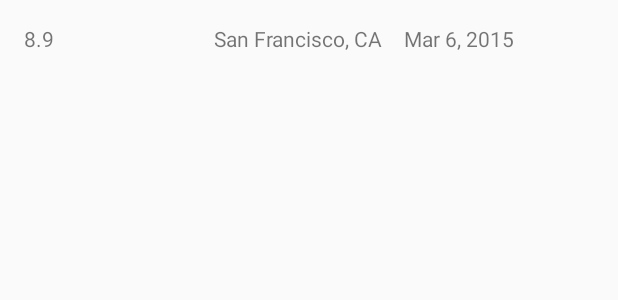
After one commit to amber123013/QuakeReport, an Android app: the layout earthquake_list_item.xml on its own in the app's theme, with its tools: preview values and no code run, on a phone screen of 412 x 824 dp. The commit adds this screen. Shown: the top 300 px of the screen. Run offline under Robolectric (Android 15) with nearby library versions, the phone set to English and light mode, and no system bars.

Commit message:
½¨Á¢EarthquakeAdapterºÍEarthquakeÀà ²¢ΪListViewÌí¼ÓÁбíÏî

```diff
--- /dev/null
+++ b/app/src/main/res/layout/earthquake_list_item.xml
@@ -0,0 +1,27 @@
+<?xml version="1.0" encoding="utf-8"?>
+<LinearLayout xmlns:android="http://schemas.android.com/apk/res/android"
+    xmlns:tools="http://schemas.android.com/tools"
+    android:layout_width="match_parent"
+    android:layout_height="match_parent"
+    android:orientation="horizontal"
+    android:padding="16dp">
+    <TextView
+        android:id="@+id/magnitude"
+        android:layout_width="0dp"
+        android:layout_height="wrap_content"
+        android:layout_weight="1"
+        tools:text="8.9"/>
+    <TextView
+        android:id="@+id/location"
+        android:layout_width="0dp"
+        android:layout_height="wrap_content"
+        android:layout_weight="1"
+        tools:text="San Francisco, CA"/>
+    <TextView
+        android:id="@+id/date"
+        android:layout_width="0dp"
+        android:layout_height="wrap_content"
+        android:layout_weight="1"
+        tools:text="Mar 6, 2015"/>
+
+</LinearLayout>
```
Also changed, not shown: app/src/main/java/com/example/android/quakereport/EarthQuake.java (added, +44 -0 lines), app/src/main/java/com/example/android/quakereport/EarthquaAdapter.java (added, +53 -0 lines), app/src/main/java/com/example/android/quakereport/EarthquakeActivity.java (+9 -11 lines).
